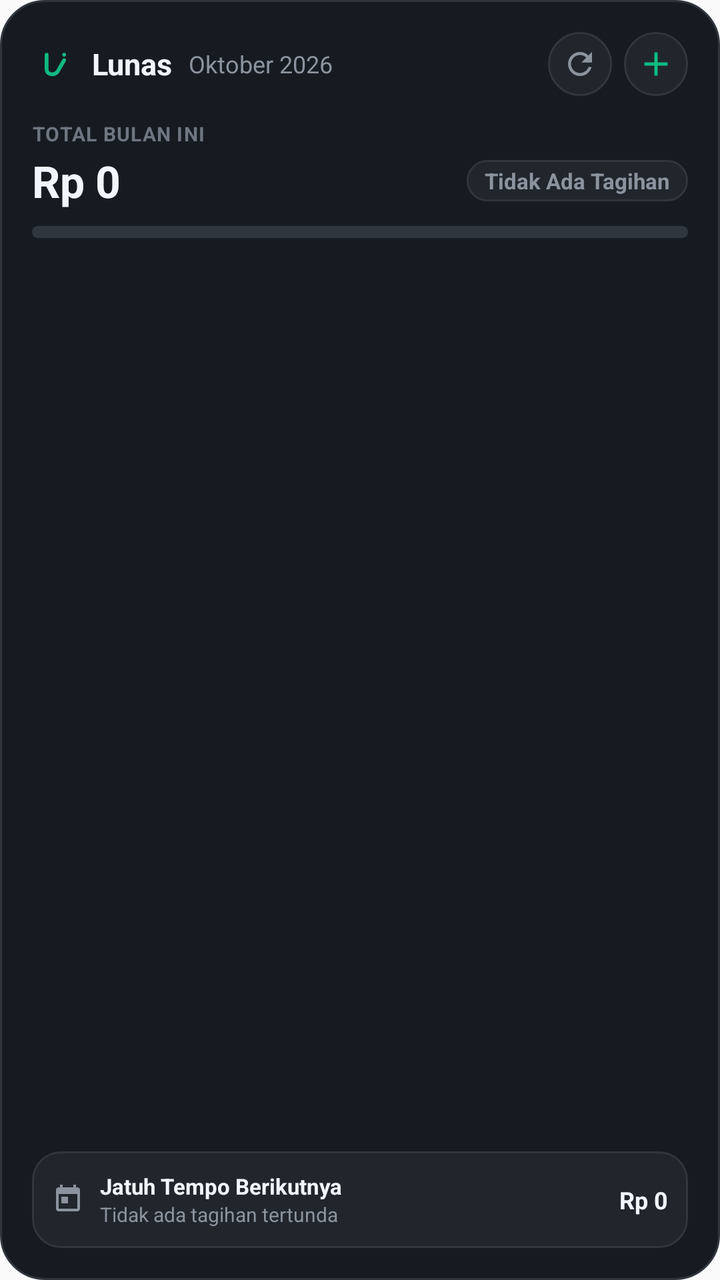
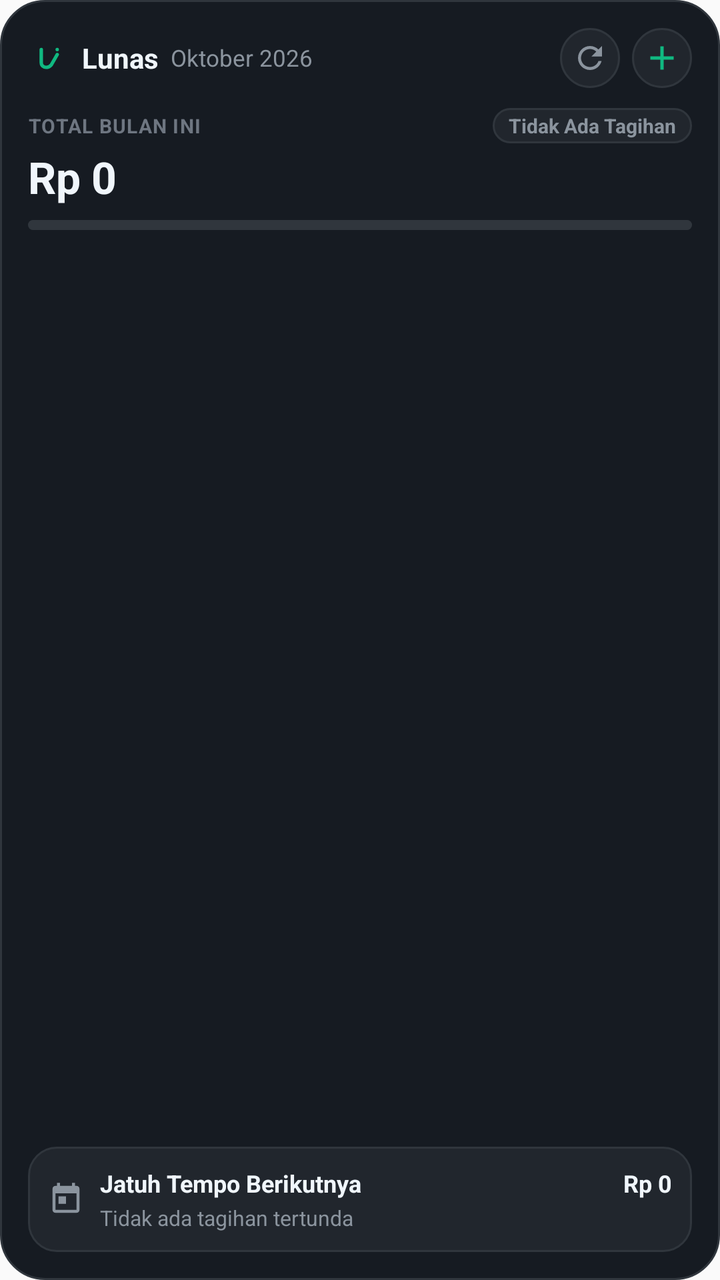

An Android layout rendered at two revisions. The XML below is the earlier revision; the diff shows what the commit changed to produce the second picture.
<!-- AndroidManifest.xml: application theme Theme.Lunas -->
<!-- res/layout/widget_lunas_overview.xml -->
<?xml version="1.0" encoding="utf-8"?>
<LinearLayout xmlns:android="http://schemas.android.com/apk/res/android"
    android:id="@+id/widget_root"
    android:layout_width="match_parent"
    android:layout_height="match_parent"
    android:background="@drawable/widget_background"
    android:orientation="vertical"
    android:padding="16dp">

    
    <LinearLayout
        android:layout_width="match_parent"
        android:layout_height="wrap_content"
        android:gravity="center_vertical"
        android:orientation="horizontal">

        <ImageView
            android:id="@+id/widget_logo"
            android:layout_width="22dp"
            android:layout_height="22dp"
            android:contentDescription="@string/widget_logo_content_description"
            android:src="@drawable/ic_lunas_logo" />

        <TextView
            android:id="@+id/widget_title"
            android:layout_width="wrap_content"
            android:layout_height="wrap_content"
            android:layout_marginStart="8dp"
            android:text="@string/common_lunas"
            android:textColor="@color/dark_text_primary"
            android:textSize="15sp"
            android:textStyle="bold" />

        <TextView
            android:id="@+id/widget_month_text"
            android:layout_width="wrap_content"
            android:layout_height="wrap_content"
            android:layout_marginStart="8dp"
            android:text="Oktober 2026"
            android:textColor="@color/dark_text_secondary"
            android:textSize="12sp" />

        
        <FrameLayout
            android:layout_width="0dp"
            android:layout_height="1dp"
            android:layout_weight="1" />

        
        <ImageButton
            android:id="@+id/widget_btn_refresh"
            android:layout_width="32dp"
            android:layout_height="32dp"
            android:background="@drawable/widget_btn_bg"
            android:contentDescription="@string/widget_refresh_content_description"
            android:padding="7dp"
            android:scaleType="fitCenter"
            android:src="@drawable/ic_widget_refresh" />

        
        <ImageButton
            android:id="@+id/widget_btn_add"
            android:layout_width="32dp"
            android:layout_height="32dp"
            android:layout_marginStart="6dp"
            android:background="@drawable/widget_btn_bg"
            android:contentDescription="@string/widget_add_content_description"
            android:padding="6dp"
            android:scaleType="fitCenter"
            android:src="@drawable/ic_widget_add" />
    </LinearLayout>

    
    <LinearLayout
        android:layout_width="match_parent"
        android:layout_height="wrap_content"
        android:layout_marginTop="12dp"
        android:orientation="vertical">

        <TextView
            android:id="@+id/widget_label_total"
            android:layout_width="wrap_content"
            android:layout_height="wrap_content"
            android:letterSpacing="0.04"
            android:text="@string/widget_total_month"
            android:textColor="@color/dark_text_muted"
            android:textSize="10sp"
            android:textStyle="bold" />

        <LinearLayout
            android:layout_width="match_parent"
            android:layout_height="wrap_content"
            android:layout_marginTop="2dp"
            android:gravity="center_vertical"
            android:orientation="horizontal">

            <TextView
                android:id="@+id/widget_total_amount"
                android:layout_width="0dp"
                android:layout_height="wrap_content"
                android:layout_weight="1"
                android:ellipsize="end"
                android:maxLines="1"
                android:text="Rp 0"
                android:textColor="@color/dark_text_primary"
                android:textSize="22sp"
                android:textStyle="bold" />

            
            <TextView
                android:id="@+id/widget_status_badge_paid"
                android:layout_width="wrap_content"
                android:layout_height="wrap_content"
                android:layout_marginStart="8dp"
                android:background="@drawable/widget_badge_paid"
                android:paddingStart="9dp"
                android:paddingTop="3dp"
                android:paddingEnd="9dp"
                android:paddingBottom="3dp"
                android:text="@string/widget_paid_status"
                android:textColor="@color/on_primary_green_container"
                android:textSize="11sp"
                android:textStyle="bold"
                android:visibility="gone" />

            
            <TextView
                android:id="@+id/widget_status_badge_due"
                android:layout_width="wrap_content"
                android:layout_height="wrap_content"
                android:layout_marginStart="8dp"
                android:background="@drawable/widget_badge_due_soon"
                android:paddingStart="9dp"
                android:paddingTop="3dp"
                android:paddingEnd="9dp"
                android:paddingBottom="3dp"
                android:text="@string/widget_due_status"
                android:textColor="@color/status_due_soon"
                android:textSize="11sp"
                android:textStyle="bold"
                android:visibility="gone" />

            
            <TextView
                android:id="@+id/widget_status_badge_neutral"
                android:layout_width="wrap_content"
                android:layout_height="wrap_content"
                android:layout_marginStart="8dp"
                android:background="@drawable/widget_badge_neutral"
                android:paddingStart="9dp"
                android:paddingTop="3dp"
                android:paddingEnd="9dp"
                android:paddingBottom="3dp"
                android:text="@string/widget_neutral_status"
                android:textColor="@color/dark_text_secondary"
                android:textSize="11sp"
                android:textStyle="bold"
                android:visibility="visible" />
        </LinearLayout>

        
        <ProgressBar
            android:id="@+id/widget_progress_bar"
            style="@android:style/Widget.ProgressBar.Horizontal"
            android:layout_width="match_parent"
            android:layout_height="6dp"
            android:layout_marginTop="8dp"
            android:max="100"
            android:progress="0"
            android:progressBackgroundTint="@color/dark_border"
            android:progressTint="@color/primary_green" />
    </LinearLayout>

    
    <FrameLayout
        android:layout_width="match_parent"
        android:layout_height="0dp"
        android:layout_weight="1" />

    
    <LinearLayout
        android:id="@+id/widget_upcoming_container"
        android:layout_width="match_parent"
        android:layout_height="wrap_content"
        android:layout_marginTop="10dp"
        android:background="@drawable/widget_inner_card"
        android:gravity="center_vertical"
        android:orientation="horizontal"
        android:padding="10dp">

        <ImageView
            android:id="@+id/widget_upcoming_icon"
            android:layout_width="16dp"
            android:layout_height="16dp"
            android:contentDescription="@string/widget_upcoming_due"
            android:src="@drawable/ic_widget_calendar" />

        <LinearLayout
            android:layout_width="0dp"
            android:layout_height="wrap_content"
            android:layout_marginStart="8dp"
            android:layout_weight="1"
            android:orientation="vertical">

            <TextView
                android:id="@+id/widget_upcoming_service_and_due"
                android:layout_width="match_parent"
                android:layout_height="wrap_content"
                android:ellipsize="end"
                android:maxLines="1"
                android:text="@string/widget_due_title"
                android:textColor="@color/dark_text_primary"
                android:textSize="11sp"
                android:textStyle="bold" />

            <TextView
                android:id="@+id/widget_upcoming_subtext"
                android:layout_width="match_parent"
                android:layout_height="wrap_content"
                android:ellipsize="end"
                android:maxLines="1"
                android:text="@string/widget_no_upcoming"
                android:textColor="@color/dark_text_secondary"
                android:textSize="10sp" />
        </LinearLayout>

        <TextView
            android:id="@+id/widget_upcoming_amount"
            android:layout_width="wrap_content"
            android:layout_height="wrap_content"
            android:layout_marginStart="8dp"
            android:text="Rp 0"
            android:textColor="@color/dark_text_primary"
            android:textSize="12sp"
            android:textStyle="bold" />
    </LinearLayout>

</LinearLayout>
<!-- resources referenced by this layout -->
<resources>
  <color name="dark_border">#30363D</color>
  <color name="dark_text_muted">#6E7681</color>
  <color name="dark_text_primary">#F0F6FC</color>
  <color name="dark_text_secondary">#8B949E</color>
  <color name="on_primary_green_container">#A7F3D0</color>
  <color name="primary_green">#10B981</color>
  <color name="status_due_soon">#D29922</color>
  <!-- drawable ic_widget_add (drawable) -->
  <vector xmlns:android="http://schemas.android.com/apk/res/android"
      android:width="24dp"
      android:height="24dp"
      android:viewportWidth="24"
      android:viewportHeight="24">
    <path
        android:fillColor="@color/primary_green"
        android:pathData="M19,13h-6v6h-2v-6H5v-2h6V5h2v6h6v2z"/>
  </vector>
  <!-- drawable widget_background (drawable) -->
  <?xml version="1.0" encoding="utf-8"?>
  <shape xmlns:android="http://schemas.android.com/apk/res/android"
      android:shape="rectangle">
      <solid android:color="@color/dark_surface" />
      <stroke
          android:width="1dp"
          android:color="@color/dark_border" />
      <corners android:radius="22dp" />
  </shape>
  <!-- drawable widget_badge_due_soon (drawable) -->
  <?xml version="1.0" encoding="utf-8"?>
  <shape xmlns:android="http://schemas.android.com/apk/res/android"
      android:shape="rectangle">
      <solid android:color="@color/status_due_soon_bg" />
      <stroke
          android:width="1dp"
          android:color="@color/status_due_soon" />
      <corners android:radius="10dp" />
  </shape>
  <!-- drawable widget_badge_neutral (drawable) -->
  <?xml version="1.0" encoding="utf-8"?>
  <shape xmlns:android="http://schemas.android.com/apk/res/android"
      android:shape="rectangle">
      <solid android:color="@color/dark_surface_variant" />
      <stroke
          android:width="1dp"
          android:color="@color/dark_border" />
      <corners android:radius="10dp" />
  </shape>
  <!-- drawable widget_badge_paid (drawable) -->
  <?xml version="1.0" encoding="utf-8"?>
  <shape xmlns:android="http://schemas.android.com/apk/res/android"
      android:shape="rectangle">
      <solid android:color="@color/status_paid_bg" />
      <stroke
          android:width="1dp"
          android:color="@color/status_paid" />
      <corners android:radius="10dp" />
  </shape>
  <!-- drawable widget_btn_bg (drawable) -->
  <?xml version="1.0" encoding="utf-8"?>
  <shape xmlns:android="http://schemas.android.com/apk/res/android"
      android:shape="oval">
      <solid android:color="@color/dark_surface_variant" />
      <stroke
          android:width="1dp"
          android:color="@color/dark_border" />
  </shape>
  <!-- drawable widget_inner_card (drawable) -->
  <?xml version="1.0" encoding="utf-8"?>
  <shape xmlns:android="http://schemas.android.com/apk/res/android"
      android:shape="rectangle">
      <solid android:color="@color/dark_surface_variant" />
      <stroke
          android:width="1dp"
          android:color="@color/dark_border" />
      <corners android:radius="14dp" />
  </shape>
  <string name="common_lunas">Lunas</string>
  <string name="widget_add_content_description">Tambah Tagihan Baru</string>
  <string name="widget_due_status">0/0 Lunas</string>
  <string name="widget_due_title">Jatuh Tempo Berikutnya</string>
  <string name="widget_logo_content_description">Lunas Logo</string>
  <string name="widget_neutral_status">Tidak Ada Tagihan</string>
  <string name="widget_no_upcoming">Tidak ada tagihan tertunda</string>
  <string name="widget_paid_status">Semua Lunas</string>
  <string name="widget_refresh_content_description">Segarkan Widget</string>
  <string name="widget_total_month">TOTAL BULAN INI</string>
  <string name="widget_upcoming_due">Jatuh tempo</string>
  <style name="Theme.Lunas" parent="android:Theme.Material.Light.NoActionBar" />
  <color name="dark_surface">#161B22</color>
  <color name="status_due_soon_bg">#3D2E0B</color>
  <color name="dark_surface_variant">#21262D</color>
  <color name="status_paid_bg">#13381B</color>
  <color name="status_paid">#238636</color>
  <!-- unchanged entries left out for length: 3 -->
</resources>

<!-- the commit's change to res/layout/widget_lunas_overview.xml (unified diff, before → after) -->
@@ -5,7 +5,7 @@
     android:layout_height="match_parent"
     android:background="@drawable/widget_background"
     android:orientation="vertical"
-    android:padding="16dp">
+    android:padding="14dp">
 
     
     <LinearLayout
@@ -16,8 +16,8 @@
 
         <ImageView
             android:id="@+id/widget_logo"
-            android:layout_width="22dp"
-            android:layout_height="22dp"
+            android:layout_width="20dp"
+            android:layout_height="20dp"
             android:contentDescription="@string/widget_logo_content_description"
             android:src="@drawable/ic_lunas_logo" />
 
@@ -25,20 +25,22 @@
             android:id="@+id/widget_title"
             android:layout_width="wrap_content"
             android:layout_height="wrap_content"
-            android:layout_marginStart="8dp"
+            android:layout_marginStart="7dp"
             android:text="@string/common_lunas"
             android:textColor="@color/dark_text_primary"
-            android:textSize="15sp"
+            android:textSize="14sp"
             android:textStyle="bold" />
 
         <TextView
             android:id="@+id/widget_month_text"
             android:layout_width="wrap_content"
             android:layout_height="wrap_content"
-            android:layout_marginStart="8dp"
+            android:layout_marginStart="6dp"
+            android:ellipsize="end"
+            android:maxLines="1"
             android:text="Oktober 2026"
             android:textColor="@color/dark_text_secondary"
-            android:textSize="12sp" />
+            android:textSize="11.5sp" />
 
         
         <FrameLayout
@@ -49,23 +51,23 @@
         
         <ImageButton
             android:id="@+id/widget_btn_refresh"
-            android:layout_width="32dp"
-            android:layout_height="32dp"
+            android:layout_width="30dp"
+            android:layout_height="30dp"
             android:background="@drawable/widget_btn_bg"
             android:contentDescription="@string/widget_refresh_content_description"
-            android:padding="7dp"
+            android:padding="6dp"
             android:scaleType="fitCenter"
             android:src="@drawable/ic_widget_refresh" />
 
         
         <ImageButton
             android:id="@+id/widget_btn_add"
-            android:layout_width="32dp"
-            android:layout_height="32dp"
+            android:layout_width="30dp"
+            android:layout_height="30dp"
             android:layout_marginStart="6dp"
             android:background="@drawable/widget_btn_bg"
             android:contentDescription="@string/widget_add_content_description"
-            android:padding="6dp"
+            android:padding="5dp"
             android:scaleType="fitCenter"
             android:src="@drawable/ic_widget_add" />
     </LinearLayout>
@@ -74,36 +76,27 @@
     <LinearLayout
         android:layout_width="match_parent"
         android:layout_height="wrap_content"
-        android:layout_marginTop="12dp"
+        android:layout_marginTop="10dp"
         android:orientation="vertical">
 
-        <TextView
-            android:id="@+id/widget_label_total"
-            android:layout_width="wrap_content"
-            android:layout_height="wrap_content"
-            android:letterSpacing="0.04"
-            android:text="@string/widget_total_month"
-            android:textColor="@color/dark_text_muted"
-            android:textSize="10sp"
-            android:textStyle="bold" />
-
+        
         <LinearLayout
             android:layout_width="match_parent"
             android:layout_height="wrap_content"
-            android:layout_marginTop="2dp"
             android:gravity="center_vertical"
             android:orientation="horizontal">
 
             <TextView
-                android:id="@+id/widget_total_amount"
+                android:id="@+id/widget_label_total"
                 android:layout_width="0dp"
                 android:layout_height="wrap_content"
                 android:layout_weight="1"
                 android:ellipsize="end"
-                android:maxLines="1"
-                android:text="Rp 0"
-                android:textColor="@color/dark_text_primary"
-                android:textSize="22sp"
+                android:letterSpacing="0.04"
+                android:maxLines="1"
+                android:text="@string/widget_total_month"
+                android:textColor="@color/dark_text_muted"
+                android:textSize="10sp"
                 android:textStyle="bold" />
 
             
@@ -111,15 +104,17 @@
                 android:id="@+id/widget_status_badge_paid"
                 android:layout_width="wrap_content"
                 android:layout_height="wrap_content"
-                android:layout_marginStart="8dp"
+                android:layout_marginStart="6dp"
                 android:background="@drawable/widget_badge_paid"
-                android:paddingStart="9dp"
-                android:paddingTop="3dp"
-                android:paddingEnd="9dp"
-                android:paddingBottom="3dp"
+                android:ellipsize="end"
+                android:maxLines="1"
+                android:paddingStart="8dp"
+                android:paddingTop="2dp"
+                android:paddingEnd="8dp"
+                android:paddingBottom="2dp"
                 android:text="@string/widget_paid_status"
                 android:textColor="@color/on_primary_green_container"
-                android:textSize="11sp"
+                android:textSize="10sp"
                 android:textStyle="bold"
                 android:visibility="gone" />
 
@@ -128,15 +123,17 @@
                 android:id="@+id/widget_status_badge_due"
                 android:layout_width="wrap_content"
                 android:layout_height="wrap_content"
-                android:layout_marginStart="8dp"
+                android:layout_marginStart="6dp"
                 android:background="@drawable/widget_badge_due_soon"
-                android:paddingStart="9dp"
-                android:paddingTop="3dp"
-                android:paddingEnd="9dp"
-                android:paddingBottom="3dp"
+                android:ellipsize="end"
+                android:maxLines="1"
+                android:paddingStart="8dp"
+                android:paddingTop="2dp"
+                android:paddingEnd="8dp"
+                android:paddingBottom="2dp"
                 android:text="@string/widget_due_status"
                 android:textColor="@color/status_due_soon"
-                android:textSize="11sp"
+                android:textSize="10sp"
                 android:textStyle="bold"
                 android:visibility="gone" />
 
@@ -145,26 +142,41 @@
                 android:id="@+id/widget_status_badge_neutral"
                 android:layout_width="wrap_content"
                 android:layout_height="wrap_content"
-                android:layout_marginStart="8dp"
+                android:layout_marginStart="6dp"
                 android:background="@drawable/widget_badge_neutral"
-                android:paddingStart="9dp"
-                android:paddingTop="3dp"
-                android:paddingEnd="9dp"
-                android:paddingBottom="3dp"
+                android:ellipsize="end"
+                android:maxLines="1"
+                android:paddingStart="8dp"
+                android:paddingTop="2dp"
+                android:paddingEnd="8dp"
+                android:paddingBottom="2dp"
                 android:text="@string/widget_neutral_status"
                 android:textColor="@color/dark_text_secondary"
-                android:textSize="11sp"
+                android:textSize="10sp"
                 android:textStyle="bold"
                 android:visibility="visible" />
         </LinearLayout>
+
+        
+        <TextView
+            android:id="@+id/widget_total_amount"
+            android:layout_width="match_parent"
+            android:layout_height="wrap_content"
+            android:layout_marginTop="2dp"
+            android:ellipsize="end"
+            android:maxLines="1"
+            android:text="Rp 0"
+            android:textColor="@color/dark_text_primary"
+            android:textSize="22sp"
+            android:textStyle="bold" />
 
         
         <ProgressBar
             android:id="@+id/widget_progress_bar"
             style="@android:style/Widget.ProgressBar.Horizontal"
             android:layout_width="match_parent"
-            android:layout_height="6dp"
-            android:layout_marginTop="8dp"
+            android:layout_height="5dp"
+            android:layout_marginTop="7dp"
             android:max="100"
             android:progress="0"
             android:progressBackgroundTint="@color/dark_border"
@@ -190,8 +202,9 @@
 
         <ImageView
             android:id="@+id/widget_upcoming_icon"
-            android:layout_width="16dp"
-            android:layout_height="16dp"
+            android:layout_width="18dp"
+            android:layout_height="18dp"
+            android:layout_gravity="center_vertical"
             android:contentDescription="@string/widget_upcoming_due"
             android:src="@drawable/ic_widget_calendar" />
 
@@ -202,37 +215,50 @@
             android:layout_weight="1"
             android:orientation="vertical">
 
-            <TextView
-                android:id="@+id/widget_upcoming_service_and_due"
+            
+            <LinearLayout
                 android:layout_width="match_parent"
                 android:layout_height="wrap_content"
-                android:ellipsize="end"
-                android:maxLines="1"
-                android:text="@string/widget_due_title"
-                android:textColor="@color/dark_text_primary"
-                android:textSize="11sp"
-                android:textStyle="bold" />
-
+                android:gravity="center_vertical"
+                android:orientation="horizontal">
+
+                <TextView
+                    android:id="@+id/widget_upcoming_service_and_due"
+                    android:layout_width="0dp"
+                    android:layout_height="wrap_content"
+                    android:layout_weight="1"
+                    android:ellipsize="end"
+                    android:maxLines="1"
+                    android:text="@string/widget_due_title"
+                    android:textColor="@color/dark_text_primary"
+                    android:textSize="12sp"
+                    android:textStyle="bold" />
+
+                <TextView
+                    android:id="@+id/widget_upcoming_amount"
+                    android:layout_width="wrap_content"
+                    android:layout_height="wrap_content"
+                    android:layout_marginStart="6dp"
+                    android:ellipsize="end"
+                    android:maxLines="1"
+                    android:text="Rp 0"
+                    android:textColor="@color/dark_text_primary"
+                    android:textSize="12sp"
+                    android:textStyle="bold" />
+            </LinearLayout>
+
+            
             <TextView
                 android:id="@+id/widget_upcoming_subtext"
                 android:layout_width="match_parent"
                 android:layout_height="wrap_content"
+                android:layout_marginTop="2dp"
                 android:ellipsize="end"
                 android:maxLines="1"
                 android:text="@string/widget_no_upcoming"
                 android:textColor="@color/dark_text_secondary"
-                android:textSize="10sp" />
+                android:textSize="10.5sp" />
         </LinearLayout>
-
-        <TextView
-            android:id="@+id/widget_upcoming_amount"
-            android:layout_width="wrap_content"
-            android:layout_height="wrap_content"
-            android:layout_marginStart="8dp"
-            android:text="Rp 0"
-            android:textColor="@color/dark_text_primary"
-            android:textSize="12sp"
-            android:textStyle="bold" />
     </LinearLayout>
 
 </LinearLayout>
<!-- resource entries referenced after the edit -->
@@ -78,7 +78,7 @@
   </shape>
   <string name="common_lunas">Lunas</string>
   <string name="widget_add_content_description">Tambah Tagihan Baru</string>
-  <string name="widget_due_status">0/0 Lunas</string>
+  <string name="widget_due_status">%1$d/%2$d Lunas</string>
   <string name="widget_due_title">Jatuh Tempo Berikutnya</string>
   <string name="widget_logo_content_description">Lunas Logo</string>
   <string name="widget_neutral_status">Tidak Ada Tagihan</string>
